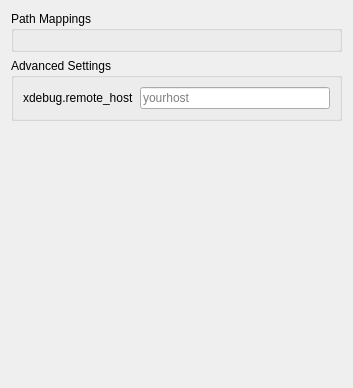
Above: launchconfigurationpage.ui from KDE/kdev-xdebug before the change. Below: the same form after it.
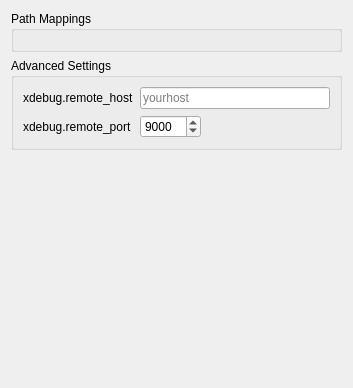
That is the form after the change. Custom widgets are drawn as their Qt base class.

Commit message:
make remotePort configurable in launch config
allows using the debugger on a different port than the default 9000 if another
process is already using that.

```diff
--- a/launchconfigurationpage.ui
+++ b/launchconfigurationpage.ui
@@ -29,6 +29,9 @@
       <string>Advanced Settings</string>
      </property>
      <layout class="QFormLayout" name="formLayout">
+      <property name="fieldGrowthPolicy">
+       <enum>QFormLayout::ExpandingFieldsGrow</enum>
+      </property>
       <item row="0" column="0">
        <widget class="QLabel" name="label_2">
         <property name="text">
@@ -43,6 +46,26 @@
         </property>
        </widget>
       </item>
+      <item row="1" column="0">
+       <widget class="QLabel" name="label">
+        <property name="text">
+         <string>xdebug.remote_port</string>
+        </property>
+        <property name="buddy">
+         <cstring>remotePort</cstring>
+        </property>
+       </widget>
+      </item>
+      <item row="1" column="1">
+       <widget class="QSpinBox" name="remotePort">
+        <property name="maximum">
+         <number>65535</number>
+        </property>
+        <property name="value">
+         <number>9000</number>
+        </property>
+       </widget>
+      </item>
      </layout>
     </widget>
    </item>
```
Left out of the diff: 3 changed lines with no effect on the pictures. The commit also changes 3 other files.
